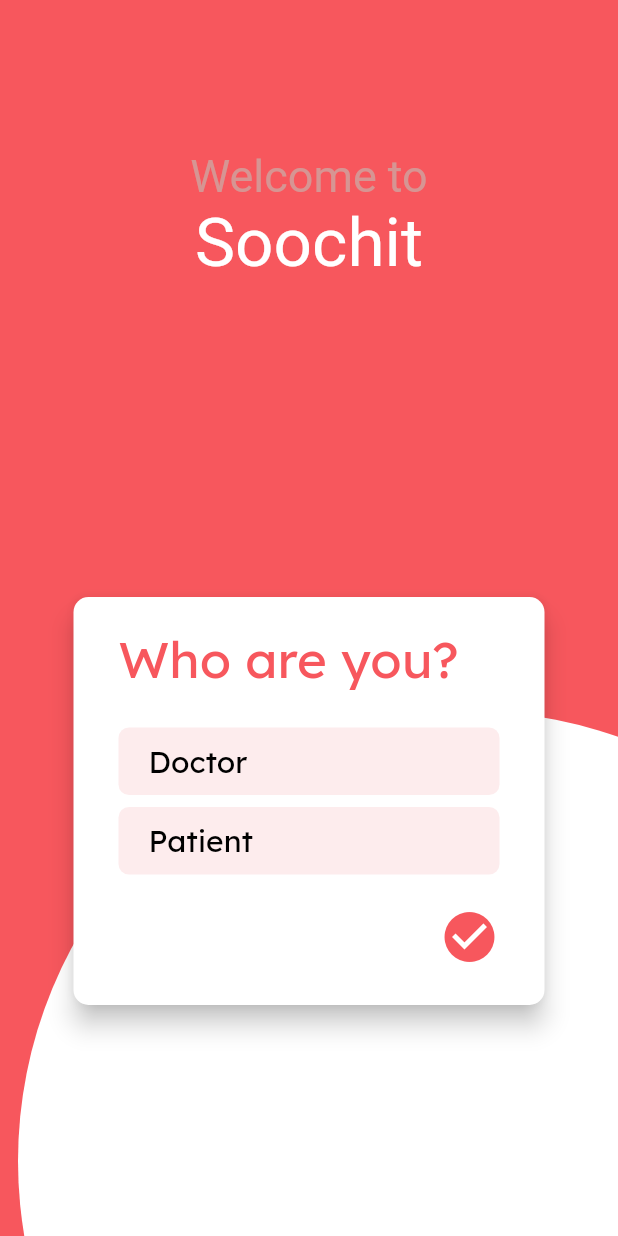
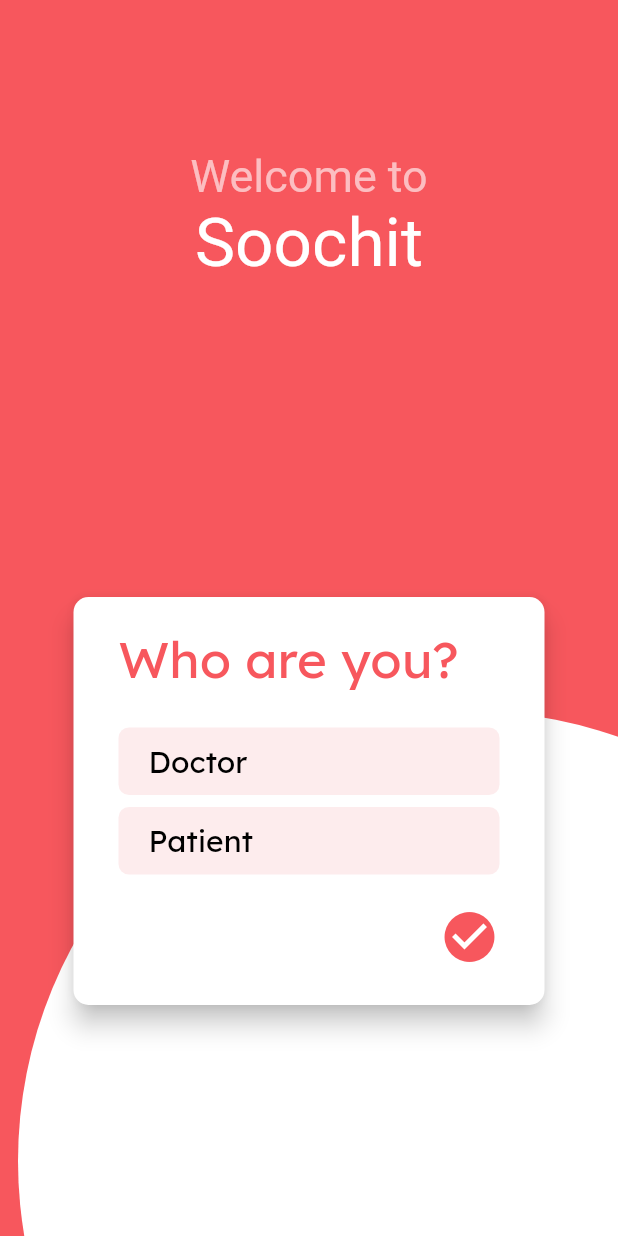
Before and after one commit to MLH-Fellowship/soochit, a Flutter app: the screen it shows after launch, on a phone screen of 412 x 824 dp. Run offline on Flutter 3.47's test engine with Material 2 defaults, Android fonts, the phone set to English and light mode, and no system bars; Roboto replaces fonts that are missing (airbnb).

Commit message:
lighter pink shade change

```diff
--- a/lib/global/myColors.dart
+++ b/lib/global/myColors.dart
@@ -8,7 +8,7 @@ class MyColors {
 
   //shades of pink
   static const Color lightPink = Color(0xFFF6B0B3);
-  static const Color lighterPink =  Color(0xFFD69593);
+  static const Color lighterPink =  Color(0xFFFCBEC1);
   static const Color lightestPink = Color(0xFFFDECED);
 
 }
```
